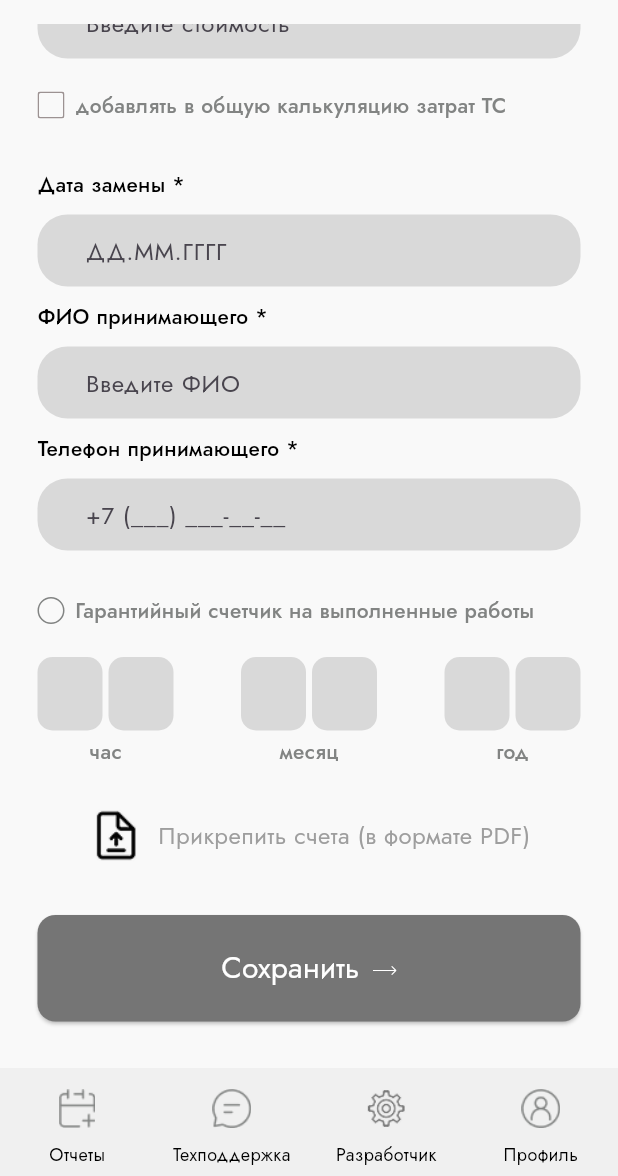
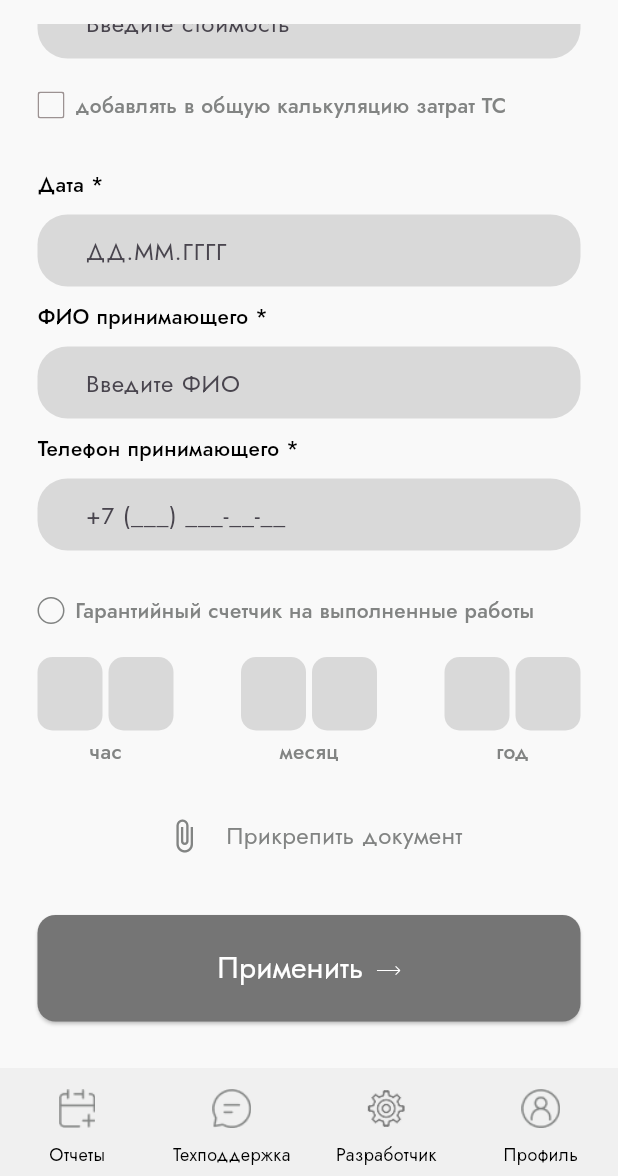
Before and after one commit to KotoFeelGood72/fort_monitor, a Flutter app: the MainCareScreen screen opened by its route, scrolled down 510 dp, on a phone screen of 412 x 824 dp, the part 60-1236 px from its top. Run offline on Flutter 3.47's test engine with Material 3 defaults, Android fonts, the phone set to English and light mode, and no system bars; our stand-ins replace auto_route, file_picker, flutter_riverpod, flutter_svg, google_fonts, mask_text_input_formatter and 2 more; accounts and stored records are empty; network calls fail.

Commit message:
Пушим правки

```diff
--- a/lib/presentation/screens/care/main_care_screen.dart
+++ b/lib/presentation/screens/care/main_care_screen.dart
@@ -128,7 +128,7 @@ class _MainCareScreenState extends State<MainCareScreen> {
             ),
             SizedBox(height: 15),
             CustomInput(
-              label: 'Стоимость работ по замене',
+              label: 'Стоимость работ',
               type: InputType.text,
               controller: workCostController,
               hintText: 'Введите стоимость',
@@ -144,7 +144,7 @@ class _MainCareScreenState extends State<MainCareScreen> {
             ),
             SizedBox(height: 33),
             CustomInput(
-              label: 'Дата замены',
+              label: 'Дата',
               type: InputType.date,
               controller: dateController,
               hintText: 'ДД.ММ.ГГГГ',
--- a/lib/presentation/screens/main/main_screen.dart
+++ b/lib/presentation/screens/main/main_screen.dart
@@ -22,7 +22,7 @@ final List<MainItem> mainItems = [
   MainItem(title: 'Шины и диски', route: 'tires'),
   MainItem(title: 'Уход за авто', route: 'care'),
   MainItem(title: 'Заправки и пробег', route: 'refueling'),
-  MainItem(title: 'Отчеты', route: 'reports'),
+  // MainItem(title: 'Отчеты', route: 'reports'),
 ];
 
 @RoutePage()
--- a/lib/presentation/screens/parts/main_parts_screen.dart
+++ b/lib/presentation/screens/parts/main_parts_screen.dart
@@ -30,7 +30,7 @@ class _MainPartsScreenState extends State<MainPartsScreen> {
   String? selectedBrand;
   String? selectedSize;
   String? selectedWarrantyType;
-  String? selectedFileName = 'Счет №935385.pdf';
+  String? selectedFileName = '';
   String serviceTypeInputValue = 'СТО';
   Map<String, Map<String, String>> warrantyValues = {
     'spare_part': {
@@ -181,7 +181,7 @@ class _MainPartsScreenState extends State<MainPartsScreen> {
             ),
             SizedBox(height: 10),
             CustomInput(
-              label: 'Стоимость работ по замене',
+              label: 'Стоимость работ',
               type: InputType.text,
               controller: replacementWorkCostController,
               hintText: '',
@@ -230,7 +230,7 @@ class _MainPartsScreenState extends State<MainPartsScreen> {
             ),
             SizedBox(height: 10),
             CustomInput(
-              label: 'Дата замены',
+              label: 'Дата',
               type: InputType.date,
               controller: dateController,
               hintText: 'ДД.ММ.ГГГГ',
--- a/lib/presentation/screens/repair/main_repair_screen.dart
+++ b/lib/presentation/screens/repair/main_repair_screen.dart
@@ -25,7 +25,7 @@ class _MainRepairScreenState extends State<MainRepairScreen> {
   // Form values
   String? selectedServiceType;
   String? selectedWarrantyType;
-  String? selectedFileName = 'Счет №935385.pdf';
+  String? selectedFileName = '';
   Map<String, Map<String, String>> warrantyValues = {
     'spare_part': {
       'label': 'Гарантийный счетчик запасной части',
@@ -125,7 +125,7 @@ class _MainRepairScreenState extends State<MainRepairScreen> {
             ),
             SizedBox(height: 15),
             CustomInput(
-              label: 'Стоимость работ по замене',
+              label: 'Стоимость работ',
               type: InputType.text,
               controller: workCostController,
               hintText: '',
@@ -141,7 +141,7 @@ class _MainRepairScreenState extends State<MainRepairScreen> {
             ),
             SizedBox(height: 32),
             CustomInput(
-              label: 'Дата замены',
+              label: 'Дата',
               type: InputType.date,
               controller: dateController,
               hintText: 'ДД.ММ.ГГГГ',
--- a/lib/presentation/screens/tires/main_tires_screen.dart
+++ b/lib/presentation/screens/tires/main_tires_screen.dart
@@ -29,7 +29,7 @@ class _MainTiresScreenState extends State<MainTiresScreen> {
   String? selectedSize;
   String? selectedWarrantyType;
   String? selectedParameter;
-  String? selectedFileName = 'Счет №935385.pdf';
+  String? selectedFileName = '';
   final List<String> parameters = ['Параметр 1', 'Параметр 2', 'Параметр 3'];
   Map<String, Map<String, String>> warrantyValues = {
     'spare_part': {
@@ -163,7 +163,7 @@ class _MainTiresScreenState extends State<MainTiresScreen> {
             ),
             SizedBox(height: 10),
             CustomInput(
-              label: 'Стоимость работ по замене',
+              label: 'Стоимость работ',
               type: InputType.text,
               controller: addressController,
               hintText: '',
@@ -179,7 +179,7 @@ class _MainTiresScreenState extends State<MainTiresScreen> {
             ),
             SizedBox(height: 29),
             CustomInput(
-              label: 'Дата замены',
+              label: 'Дата',
               type: InputType.date,
               controller: dateController,
               hintText: 'ДД.ММ.ГГГГ',
--- a/lib/presentation/widget/inputs/custom_file_upload.dart
+++ b/lib/presentation/widget/inputs/custom_file_upload.dart
@@ -1,5 +1,7 @@
 import 'package:flutter/material.dart';
 import 'package:file_picker/file_picker.dart';
+import 'package:flutter_svg/flutter_svg.dart';
+import 'package:fort_monitor/presentation/theme/app_colors.dart';
 import 'package:fort_monitor/presentation/theme/app_fonts.dart';
 
 class CustomFileUpload extends StatelessWidget {
@@ -28,7 +30,7 @@ class CustomFileUpload extends StatelessWidget {
       FilePickerResult? result;
 
       try {
-        // Сначала попробуем с типом any
+        // Сначала попробуем с типом any для выбора любых документов
         result = await FilePicker.platform.pickFiles(
           type: FileType.any,
           allowMultiple: false,
@@ -57,6 +59,10 @@ class CustomFileUpload extends StatelessWidget {
     }
   }
 
+  void _removeFile() {
+    onFileRemoved?.call();
+  }
+
   @override
   Widget build(BuildContext context) {
     final hasFile = fileName != null && fileName!.isNotEmpty;
@@ -65,7 +71,7 @@ class CustomFileUpload extends StatelessWidget {
       crossAxisAlignment: CrossAxisAlignment.start,
       children: [
         GestureDetector(
-          onTap: hasFile ? null : () => _pickFile(context),
+          onTap: () => _pickFile(context),
           child: Container(
             child: Row(
               spacing: 9,
@@ -75,22 +81,40 @@ class CustomFileUpload extends StatelessWidget {
                 Container(
                   width: 38,
                   height: 38,
-                  child: Image.asset(
-                    'assets/images/uploadFile.png',
-                    width: 24,
-                    height: 24,
-                    fit: BoxFit.contain,
-                  ),
+                  child: hasFile
+                      ? Image.asset(
+                          'assets/images/uploadFile.png',
+                          width: 24,
+                          height: 24,
+                          fit: BoxFit.contain,
+                        )
+                      : Icon(
+                          Icons.attach_file,
+                          size: 24,
+                          color: AppColors.grey,
+                        ),
                 ),
                 if (hasFile) ...[
                   Text(
                     fileName!,
                     style: AppFonts.jostMedium.copyWith(color: Colors.black87),
+                    overflow: TextOverflow.ellipsis,
+                  ),
+                  GestureDetector(
+                    onTap: _removeFile,
+                    child: Container(
+                      padding: const EdgeInsets.all(4),
+                      child: SvgPicture.asset(
+                        'assets/icons/close.svg',
+                        width: 16,
+                        height: 16,
+                      ),
+                    ),
                   ),
                 ] else ...[
                   Text(
-                    'Прикрепить счета (в формате PDF)',
-                    style: AppFonts.bodyLarge.copyWith(color: Colors.grey),
+                    'Прикрепить документ',
+                    style: AppFonts.bodyLarge.copyWith(color: AppColors.grey),
                   ),
                 ],
               ],
--- a/lib/presentation/widget/save_button.dart
+++ b/lib/presentation/widget/save_button.dart
@@ -24,7 +24,7 @@ class SaveButton extends StatelessWidget {
           mainAxisAlignment: MainAxisAlignment.center,
           children: [
             Text(
-              'Сохранить',
+              'Применить',
               style: AppFonts.jostRegular.copyWith(fontSize: 20),
             ),
             const SizedBox(width: 9),
```
Also changed, not shown: lib/presentation/screens/routine/main_routine_screen.dart (+12 -13 lines), pubspec.lock, 4 other files.
